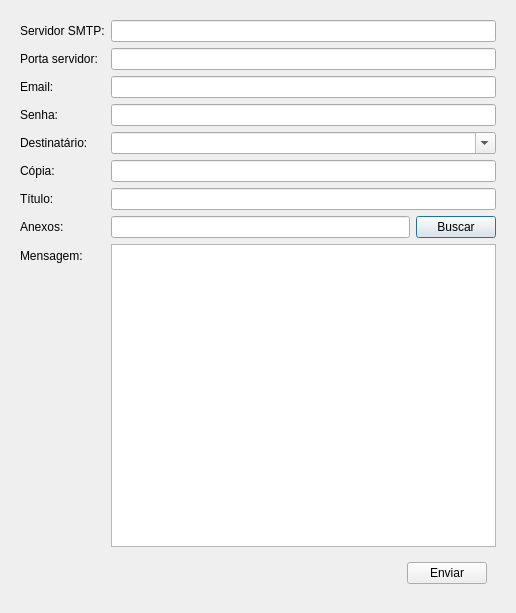
The window that ui/sendmail.ui (darktorres/ERP-STACCATO) describes before a commit, drawn with Qt 5.
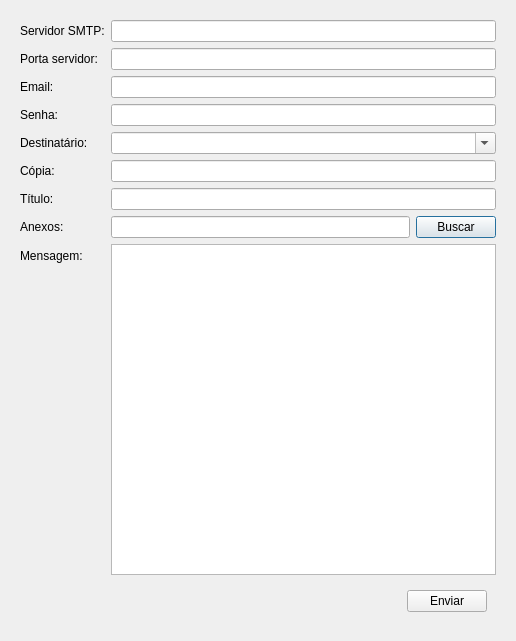
The same window after the commit.

```diff
--- a/ui/sendmail.ui
+++ b/ui/sendmail.ui
@@ -7,7 +7,7 @@
     <x>0</x>
     <y>0</y>
     <width>516</width>
-    <height>613</height>
+    <height>641</height>
    </rect>
   </property>
   <property name="windowTitle">
@@ -136,8 +136,8 @@
          <string>&lt;!DOCTYPE HTML PUBLIC &quot;-//W3C//DTD HTML 4.0//EN&quot; &quot;http://www.w3.org/TR/REC-html40/strict.dtd&quot;&gt;
 &lt;html&gt;&lt;head&gt;&lt;meta name=&quot;qrichtext&quot; content=&quot;1&quot; /&gt;&lt;style type=&quot;text/css&quot;&gt;
 p, li { white-space: pre-wrap; }
-&lt;/style&gt;&lt;/head&gt;&lt;body style=&quot; font-family:'MS Shell Dlg 2'; font-size:8.25pt; font-weight:400; font-style:normal;&quot;&gt;
-&lt;p style=&quot;-qt-paragraph-type:empty; margin-top:12px; margin-bottom:12px; margin-left:0px; margin-right:0px; -qt-block-indent:0; text-indent:0px;&quot;&gt;&lt;br /&gt;&lt;/p&gt;&lt;/body&gt;&lt;/html&gt;</string>
+&lt;/style&gt;&lt;/head&gt;&lt;body style=&quot; font-family:'Ubuntu'; font-size:11pt; font-weight:400; font-style:normal;&quot;&gt;
+&lt;p style=&quot;-qt-paragraph-type:empty; margin-top:12px; margin-bottom:12px; margin-left:0px; margin-right:0px; -qt-block-indent:0; text-indent:0px; font-family:'MS Shell Dlg 2'; font-size:8.25pt;&quot;&gt;&lt;br /&gt;&lt;/p&gt;&lt;/body&gt;&lt;/html&gt;</string>
         </property>
        </widget>
       </item>
@@ -151,8 +151,8 @@
            </property>
            <property name="sizeHint" stdset="0">
             <size>
-             <width>40</width>
-             <height>20</height>
+             <width>0</width>
+             <height>0</height>
             </size>
            </property>
           </spacer>
```
